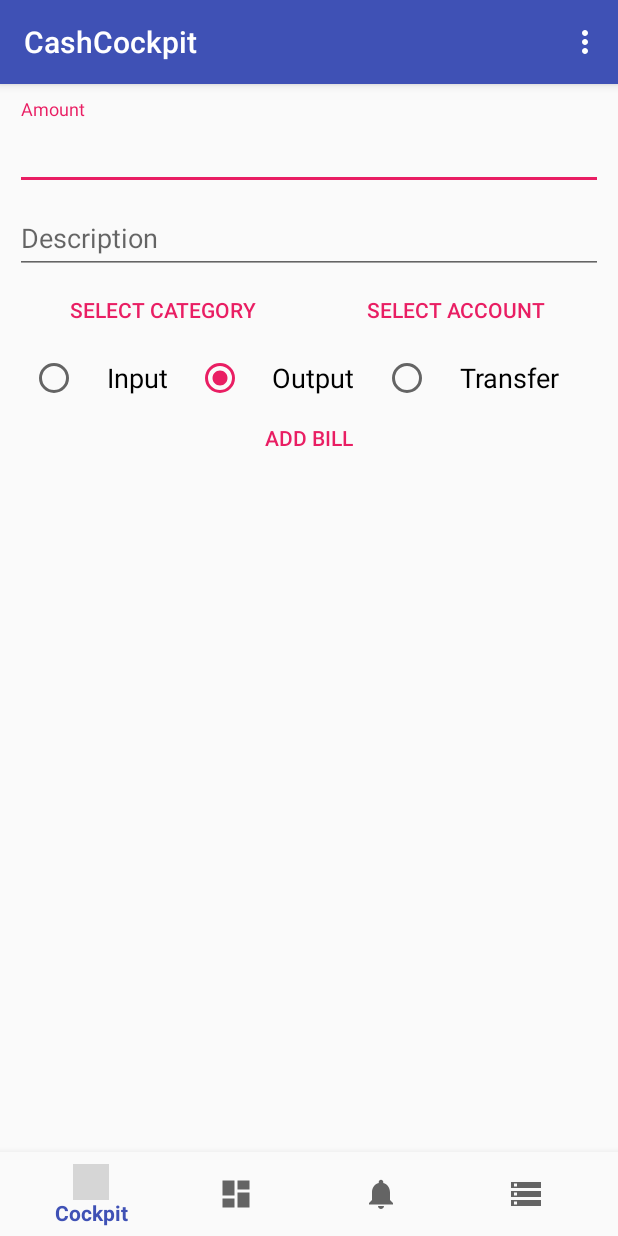
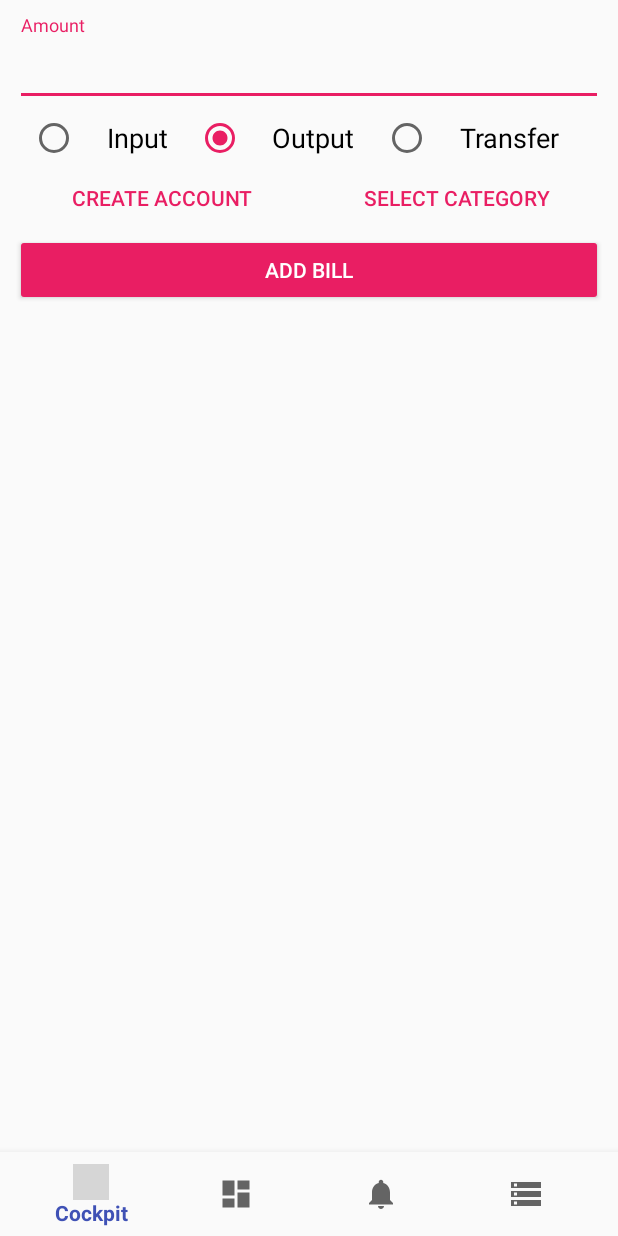
Before and after one commit to EliasDolinsek/cash-cockpit, an Android app: the screen it shows after launch (MainActivity), on a phone screen of 412 x 824 dp. Run offline under Robolectric (Android 15) with nearby library versions, the phone set to English and light mode, and no system bars; network calls fail; grey boxes are pictures that could not be loaded.

Commit message:
Fixed some issues and improved some layouts

```diff
--- a/app/src/main/java/com/dolinsek/elias/cashcockpit/CockpitFragment.java
+++ b/app/src/main/java/com/dolinsek/elias/cashcockpit/CockpitFragment.java
@@ -3,6 +3,7 @@ package com.dolinsek.elias.cashcockpit;
 
 import android.content.Context;
 import android.content.DialogInterface;
+import android.content.Intent;
 import android.os.Bundle;
 import android.support.design.widget.Snackbar;
 import android.support.design.widget.TextInputLayout;
@@ -11,11 +12,14 @@ import android.view.LayoutInflater;
 import android.view.View;
 import android.view.ViewGroup;
 import android.view.inputmethod.InputMethodManager;
+import android.widget.AdapterView;
+import android.widget.ArrayAdapter;
 import android.widget.Button;
 import android.widget.EditText;
 import android.widget.LinearLayout;
 import android.widget.RadioButton;
 import android.widget.RadioGroup;
+import android.widget.Spinner;
 import android.widget.TextView;
 import android.widget.Toast;
 
@@ -37,7 +41,8 @@ public class CockpitFragment extends Fragment {
     private EditText mEdtBillAmount, mEdtBillDescription;
     private RadioGroup mRgBillTypes;
     private RadioButton mRbTypeInput, mRbTypeOutput, mRbTypeTransfer;
-    private Button mBtnSelectBankAccount, mBtnSelectCategory, mBtnAdd;
+    private Button mBtnSelectCategory, mBtnAdd, mBtnCreateBankAccount;
+    private Spinner mSpnSelectBankAccount;
 
     private BankAccount bankAccount;
     private Subcategory subcategory;
@@ -59,33 +64,17 @@ public class CockpitFragment extends Fragment {
         mRbTypeOutput = (RadioButton) inflatedView.findViewById(R.id.rb_cockpit_bill_type_output);
         mRbTypeTransfer = (RadioButton) inflatedView.findViewById(R.id.rb_cockpit_bill_type_transfer);
 
-        mBtnSelectBankAccount = (Button) inflatedView.findViewById(R.id.btn_cockpit_select_bank_account);
         mBtnSelectCategory = (Button) inflatedView.findViewById(R.id.btn_cockpit_select_category);
         mBtnAdd = (Button) inflatedView.findViewById(R.id.btn_cockpit_add);
+        mBtnCreateBankAccount = (Button) inflatedView.findViewById(R.id.btn_cockpit_create_bank_account);
 
         mLlSelectInfo = (LinearLayout) inflatedView.findViewById(R.id.ll_cockpit_select_info);
         mTxvSelectInfo = (TextView) inflatedView.findViewById(R.id.txv_cockpit_select_info);
 
+        mSpnSelectBankAccount = (Spinner) inflatedView.findViewById(R.id.spn_cockpit_select_bank_account);
+
         mEdtBillAmount.addTextChangedListener(Currency.Factory.getCurrencyTextWatcher(mEdtBillAmount));
         mRgBillTypes.check(mRbTypeOutput.getId());
-
-        mBtnSelectBankAccount.setOnClickListener(new View.OnClickListener() {
-            @Override
-            public void onClick(View view) {
-                SelectBankAccountDialogFragment selectBankAccountDialogFragment = new SelectBankAccountDialogFragment();
-                selectBankAccountDialogFragment.setOnSelectListener(new DialogInterface.OnClickListener() {
-                    @Override
-                    public void onClick(DialogInterface dialogInterface, int i) {
-                        bankAccount = Database.getBankAccounts().get(i);
-                        mBtnSelectBankAccount.setTextColor(getResources().getColor(R.color.colorPrimary));
-                        mBtnSelectBankAccount.setText(bankAccount.getName());
-                    }
-                });
-
-                hideKeyboard();
-                selectBankAccountDialogFragment.show(getFragmentManager(), "select_bank_account");
-            }
-        });
 
         mBtnSelectCategory.setOnClickListener(new View.OnClickListener() {
             @Override
@@ -145,16 +134,7 @@ public class CockpitFragment extends Fragment {
                     //Clears all fields
                     mEdtBillAmount.setText("");
                     mEdtBillDescription.setText("");
-
-                    bankAccount = null;
-                    subcategory = null;
-
                     mEdtBillAmount.requestFocus();
-
-                    mBtnSelectBankAccount.setText(getResources().getString(R.string.btn_select_bank_account));
-                    mBtnSelectCategory.setText(getResources().getString(R.string.btn_select_category));
-                    mBtnSelectBankAccount.setTextColor(getResources().getColor(R.color.colorAccent));
-                    mBtnSelectCategory.setTextColor(getResources().getColor(R.color.colorAccent));
 
                     hideKeyboard();
 
@@ -162,7 +142,50 @@ public class CockpitFragment extends Fragment {
             }
         });
 
+        mBtnCreateBankAccount.setOnClickListener(new View.OnClickListener() {
+            @Override
+            public void onClick(View view) {
+                //Start BankAccountActivity
+                Intent intent = new Intent(getContext(), BankAccountActivity.class);
+                startActivity(intent);
+            }
+        });
+
         return inflatedView;
+    }
+
+    @Override
+    public void onResume() {
+        super.onResume();
+
+        final ArrayAdapter<CharSequence> selectBankAccountAdapter = new ArrayAdapter<CharSequence>(getContext(), android.R.layout.simple_spinner_item);
+        selectBankAccountAdapter.setDropDownViewResource(android.R.layout.simple_spinner_dropdown_item);
+
+        for(BankAccount bankAccount:Database.getBankAccounts()){
+            selectBankAccountAdapter.add(bankAccount.getName());
+        }
+
+        mSpnSelectBankAccount.setAdapter(selectBankAccountAdapter);
+        mSpnSelectBankAccount.setOnItemSelectedListener(new AdapterView.OnItemSelectedListener() {
+            @Override
+            public void onItemSelected(AdapterView<?> adapterView, View view, int i, long l) {
+                bankAccount = Database.getBankAccounts().get(i);
+            }
+
+            @Override
+            public void onNothingSelected(AdapterView<?> adapterView) {
+
+            }
+        });
+
+        if(Database.getBankAccounts().size() != 0){
+            bankAccount = Database.getBankAccounts().get(0);
+            mBtnCreateBankAccount.setVisibility(View.GONE);
+            mSpnSelectBankAccount.setVisibility(View.VISIBLE);
+        } else {
+            mBtnCreateBankAccount.setVisibility(View.VISIBLE);
+            mSpnSelectBankAccount.setVisibility(View.GONE);
+        }
     }
 
     private void hideKeyboard(){
--- a/app/src/main/java/com/dolinsek/elias/cashcockpit/MainActivity.java
+++ b/app/src/main/java/com/dolinsek/elias/cashcockpit/MainActivity.java
@@ -7,6 +7,7 @@ import android.os.Bundle;
 import android.support.annotation.NonNull;
 import android.support.design.widget.BottomNavigationView;
 import android.support.v4.app.Fragment;
+import android.support.v7.app.ActionBar;
 import android.support.v7.app.AppCompatActivity;
 import android.util.Log;
 import android.view.Menu;
@@ -14,10 +15,6 @@ import android.view.MenuInflater;
 import android.view.MenuItem;
 
 import com.dolinsek.elias.cashcockpit.components.Database;
-
-import org.json.JSONException;
-
-import java.io.IOException;
 
 public class MainActivity extends AppCompatActivity {
 
@@ -63,7 +60,6 @@ public class MainActivity extends AppCompatActivity {
         } catch (Exception e) {
             Log.e(MainActivity.TAG, "", e);
         }
-
     }
 
     /**
--- a/app/src/main/java/com/dolinsek/elias/cashcockpit/SubcategoryItemAdapter.java
+++ b/app/src/main/java/com/dolinsek/elias/cashcockpit/SubcategoryItemAdapter.java
@@ -62,9 +62,7 @@ public class SubcategoryItemAdapter extends RecyclerView.Adapter<SubcategoryItem
             holder.mImvSubcategoryFavored.setImageResource(R.drawable.ic_not_favorite);
 
         //Displays the goal-amount
-        if(subcategory.getGoal().getAmount() == 0)
-            holder.mTxvSubcategoryGoalStatus.setText("----");
-        else {
+        if(subcategory.getGoal().getAmount() != 0) {
             //Reads how much bills have this as subcategory and adds its amount into the variable amount
             long amount = 0;
             for(BankAccount bankAccount: Database.getBankAccounts()){
--- a/app/src/main/java/com/dolinsek/elias/cashcockpit/components/BankAccount.java
+++ b/app/src/main/java/com/dolinsek/elias/cashcockpit/components/BankAccount.java
@@ -78,8 +78,9 @@ public class BankAccount {
         bills.add(bill);
         if(bill.getType() == Bill.TYPE_INPUT)
             setBalance(getBalance() + bill.getAmount());
-        else
+        else if(bill.getType() == Bill.TYPE_OUTPUT)
             setBalance(getBalance() - bill.getAmount());
+
     }
 
     public void setName(String name) {
--- a/app/src/main/res/layout/fragment_cockpit.xml
+++ b/app/src/main/res/layout/fragment_cockpit.xml
@@ -23,45 +23,6 @@
             android:textAlignment="center"/>
 
     </android.support.design.widget.TextInputLayout>
-
-    <android.support.design.widget.TextInputLayout
-        android:id="@+id/til_cockpit_bill_description"
-        android:layout_width="match_parent"
-        android:layout_height="wrap_content">
-
-        <android.support.design.widget.TextInputEditText
-            android:id="@+id/edt_cockpit_bill_description"
-            android:layout_width="match_parent"
-            android:layout_height="wrap_content"
-            android:hint="@string/label_description"
-            android:lines="1"
-            android:textAppearance="@style/Base.TextAppearance.AppCompat.Medium"
-            android:textAlignment="center"/>
-
-    </android.support.design.widget.TextInputLayout>
-
-    <LinearLayout
-        android:layout_width="match_parent"
-        android:layout_height="wrap_content"
-        android:orientation="horizontal">
-
-        <Button
-            android:id="@+id/btn_cockpit_select_category"
-            android:layout_width="0dp"
-            android:layout_height="wrap_content"
-            android:layout_weight="5"
-            android:text="@string/btn_select_category"
-            style="@style/Widget.AppCompat.Button.Borderless.Colored"/>
-
-        <Button
-            android:id="@+id/btn_cockpit_select_bank_account"
-            android:layout_width="0dp"
-            android:layout_height="wrap_content"
-            android:layout_weight="5"
-            android:text="@string/btn_select_bank_account"
-            style="@style/Widget.AppCompat.Button.Borderless.Colored"/>
-
-    </LinearLayout>
 
     <RadioGroup
         android:id="@+id/rg_cockpit_bill_types"
@@ -103,6 +64,23 @@
 
     </RadioGroup>
 
+    <android.support.design.widget.TextInputLayout
+        android:id="@+id/til_cockpit_bill_description"
+        android:layout_width="match_parent"
+        android:layout_height="wrap_content"
+        android:visibility="gone">
+
+        <android.support.design.widget.TextInputEditText
+            android:id="@+id/edt_cockpit_bill_description"
+            android:layout_width="match_parent"
+            android:layout_height="wrap_content"
+            android:hint="@string/label_description"
+            android:lines="1"
+            android:textAppearance="@style/Base.TextAppearance.AppCompat.Medium"
+            android:textAlignment="center"/>
+
+    </android.support.design.widget.TextInputLayout>
+
     <LinearLayout
         android:id="@+id/ll_cockpit_select_info"
         android:layout_width="match_parent"
@@ -125,12 +103,42 @@
             android:layout_height="wrap_content" />
     </LinearLayout>
 
+    <LinearLayout
+        android:layout_width="match_parent"
+        android:layout_height="wrap_content"
+        android:orientation="horizontal">
+
+        <Spinner
+            android:id="@+id/spn_cockpit_select_bank_account"
+            android:layout_width="0dp"
+            android:layout_height="wrap_content"
+            android:layout_weight="5"
+            android:layout_gravity="center_vertical"/>
+
+        <Button
+            android:id="@+id/btn_cockpit_create_bank_account"
+            android:layout_width="0dp"
+            android:layout_height="wrap_content"
+            android:layout_weight="5"
+            android:text="@string/create_account"
+            style="@style/Base.Widget.AppCompat.Button.Borderless.Colored"
+            android:visibility="gone"/>
+
+        <Button
+            android:id="@+id/btn_cockpit_select_category"
+            style="@style/Widget.AppCompat.Button.Borderless.Colored"
+            android:layout_width="0dp"
+            android:layout_height="wrap_content"
+            android:layout_weight="5"
+            android:text="@string/btn_select_category" />
+
+    </LinearLayout>
+
     <Button
         android:id="@+id/btn_cockpit_add"
-        style="@style/Widget.AppCompat.Button.Borderless.Colored"
+        style="@style/Widget.AppCompat.Button.Colored"
         android:layout_width="match_parent"
         android:layout_height="wrap_content"
         android:text="@string/btn_add_bill" />
 
-
 </LinearLayout>
--- a/app/src/main/res/values/styles.xml
+++ b/app/src/main/res/values/styles.xml
@@ -1,7 +1,7 @@
 <resources>
 
     <!-- Base application theme. -->
-    <style name="AppTheme" parent="Theme.AppCompat.Light.DarkActionBar">
+    <style name="AppTheme" parent="Theme.AppCompat.Light.NoActionBar">
         <!-- Customize your theme here. -->
         <item name="colorPrimary">@color/colorPrimary</item>
         <item name="colorPrimaryDark">@color/colorPrimaryDark</item>
```
Also changed, not shown: app/src/main/java/com/dolinsek/elias/cashcockpit/BankAccountItemAdapter.java (+0 -9 lines), app/src/main/java/com/dolinsek/elias/cashcockpit/components/Currency.java (+6 -6 lines), app/src/main/java/com/dolinsek/elias/cashcockpit/components/Database.java (+9 -0 lines).
